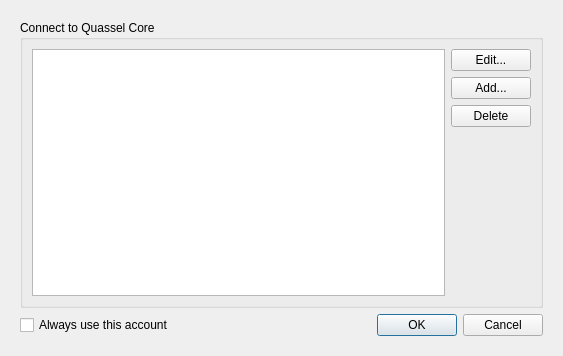
Before: the Qt Designer form src/qtui/ui/coreconnectdlg.ui in quassel/quassel, drawn with Qt 5.
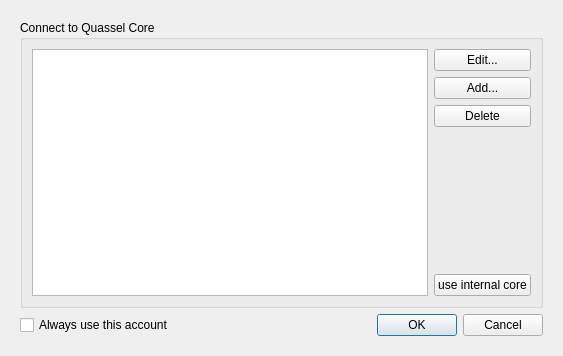
After: the same form once the commit is applied. The open tabs and pages were chosen to show the change. Icons and pictures are not drawn.

Commit message: First working version of internal core connection. Disconnecting is not possible for now. Currently the clientsyncer needs to link against corelib - ouch.

```diff
--- a/src/qtui/ui/coreconnectdlg.ui
+++ b/src/qtui/ui/coreconnectdlg.ui
@@ -40,7 +40,7 @@
         <x>0</x>
         <y>0</y>
         <width>539</width>
-        <height>331</height>
+        <height>332</height>
        </rect>
       </property>
       <layout class="QVBoxLayout" >
@@ -105,6 +105,13 @@
               </property>
              </spacer>
             </item>
+            <item>
+             <widget class="QPushButton" name="useInternalCore" >
+              <property name="text" >
+               <string>use internal core</string>
+              </property>
+             </widget>
+            </item>
            </layout>
           </item>
          </layout>
```
Left out of the diff: 16 changed lines with no effect on the pictures. The commit also changes 6 other files.
